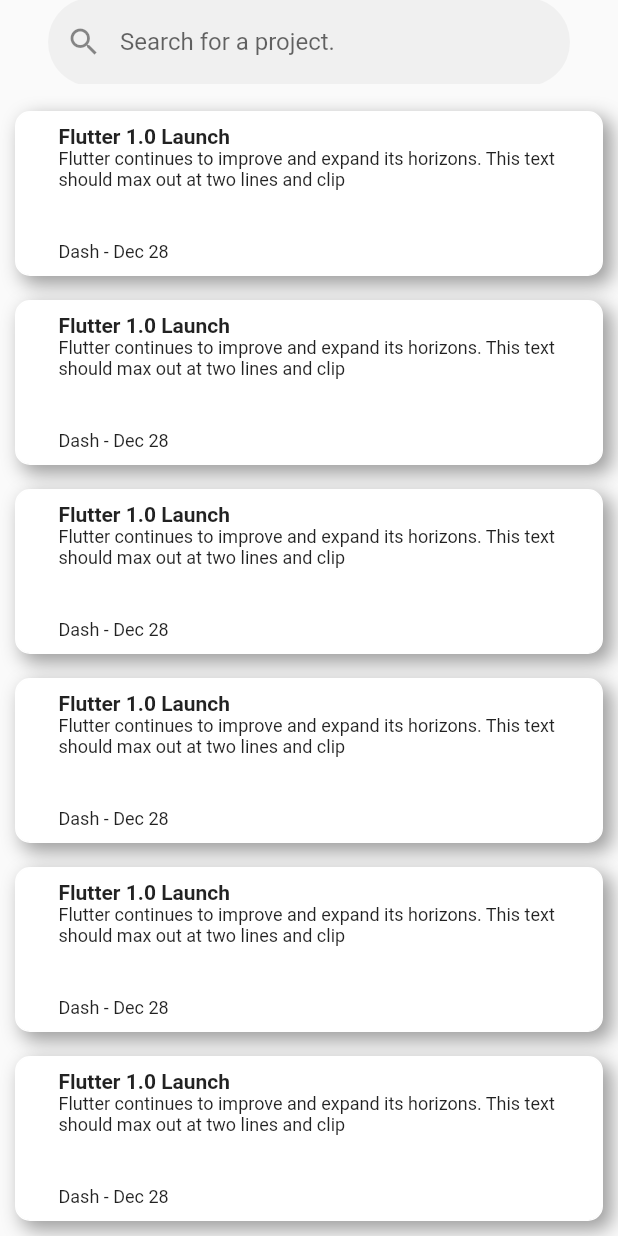
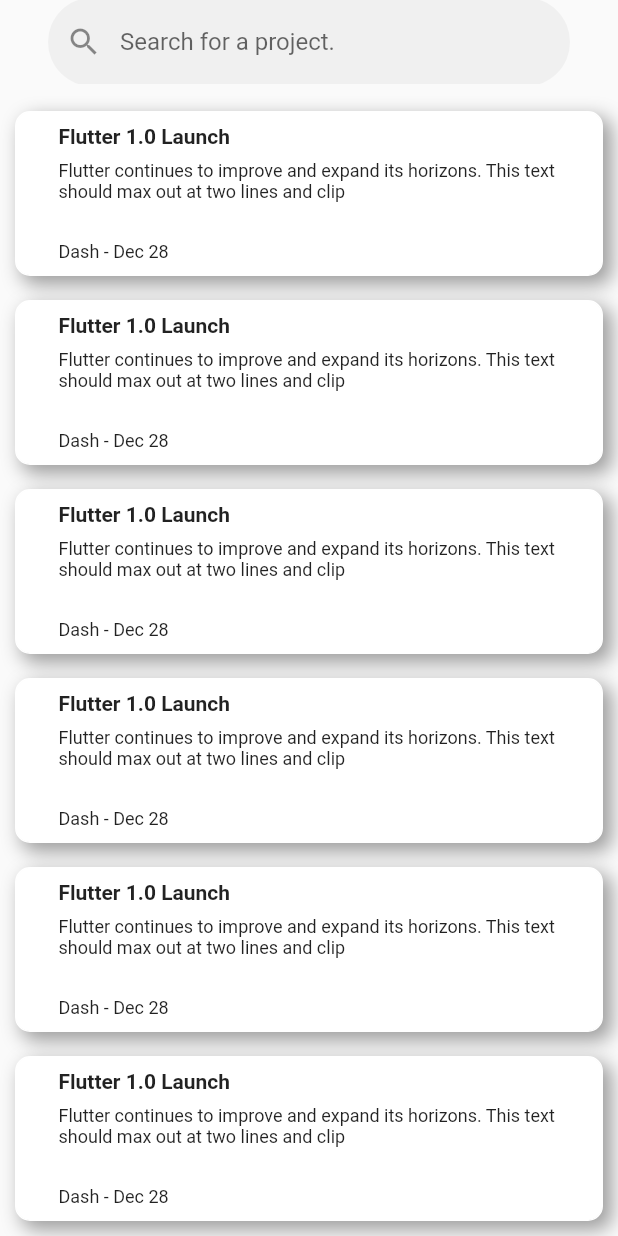
Before and after one commit to kiyokawakouji/github-connect, a Flutter app: the screen it shows after launch, on a phone screen of 412 x 824 dp. Run offline on Flutter 3.47's test engine with Material 2 defaults, Android fonts, the phone set to English and light mode, and no system bars.

Commit message:
不要なコメントアウトの削除

```diff
--- a/lib/view/search_result_view.dart
+++ b/lib/view/search_result_view.dart
@@ -10,8 +10,6 @@ class SearchResultView extends StatefulWidget {
 }
 
 class _SearchResultViewState extends State<SearchResultView> {
-  // List<Color> colorList = [Colors.cyan, Colors.tealAccent, Colors.greenAccent];
-
   @override
   Widget build(BuildContext context) {
     return Scaffold(
@@ -23,19 +21,6 @@ class _SearchResultViewState extends State<SearchResultView> {
         ),
       ),
       body: const MyStatelessWidget(),
-      // body: Padding(
-      //   padding: const EdgeInsets.all(16),
-      //   child: Center(
-      //     child: ListView.builder(
-      //       itemBuilder: (BuildContext context, int index) {
-      //         return Container(
-      //           height: 80,
-      //           color: colorList[index % colorList.length],
-      //         );
-      //       },
-      //     ),
-      //   ),
-      // ),
     );
   }
 }
@@ -70,7 +55,7 @@ class _ArticleDescription extends StatelessWidget {
                   fontWeight: FontWeight.bold,
                 ),
               ),
-              // const Padding(padding: EdgeInsets.only(bottom: 0)),
+              const Padding(padding: EdgeInsets.only(bottom: 8)),
               Text(
                 subtitle,
                 maxLines: 2,
```
